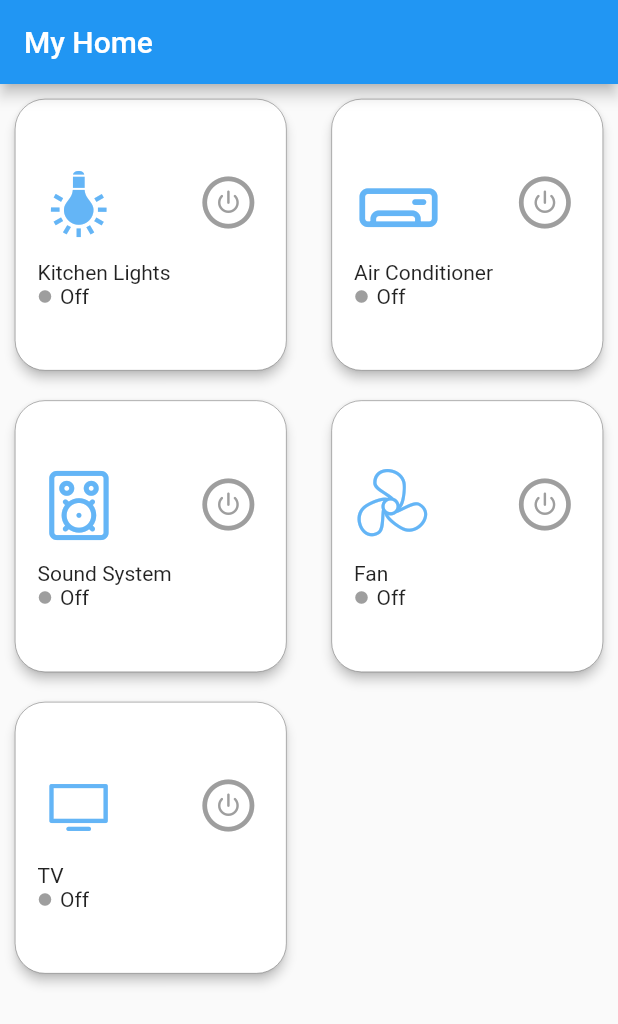
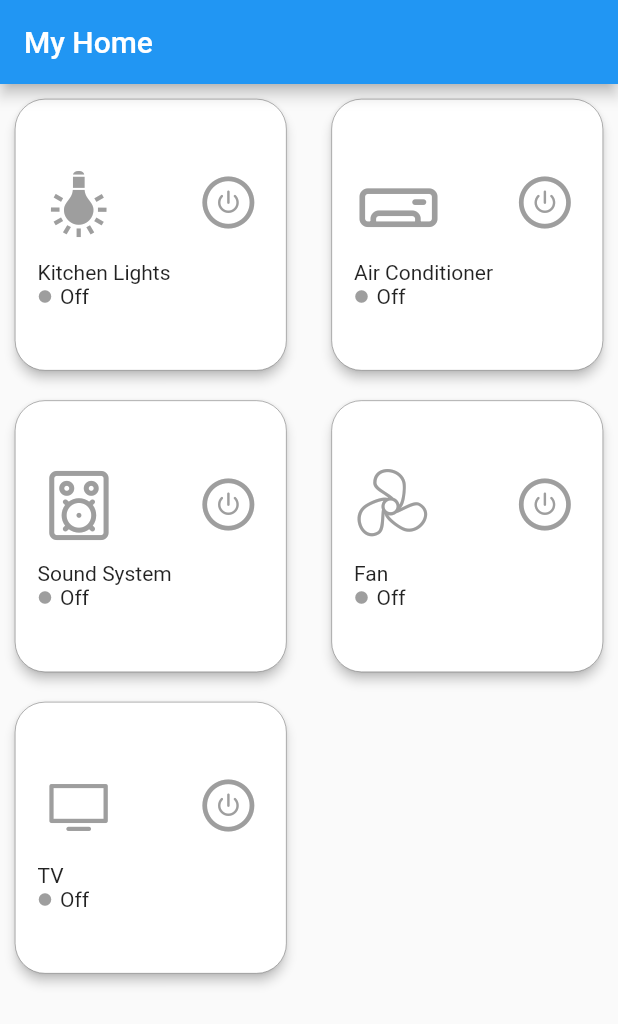
Before and after one commit to Y-T-G/IoT-App-Layout, a Flutter app: the screen it shows after launch, on a phone screen of 412 x 824 dp. Shown: the top 1024 px of the screen. Run offline on Flutter 3.47's test engine with Material 2 defaults, Android fonts, the phone set to English and light mode, and no system bars.

Commit message:
Add device icon toggle

```diff
--- a/lib/device.dart
+++ b/lib/device.dart
@@ -44,7 +44,7 @@ class _DeviceWidgetState extends State<DeviceWidget> {
                 children: [
                   Icon(
                     widget._deviceIcon,
-                    color: Colors.blue[300],
+                    color: _iconColor,
                     size: 50,
                   ),
                   Expanded(
```
